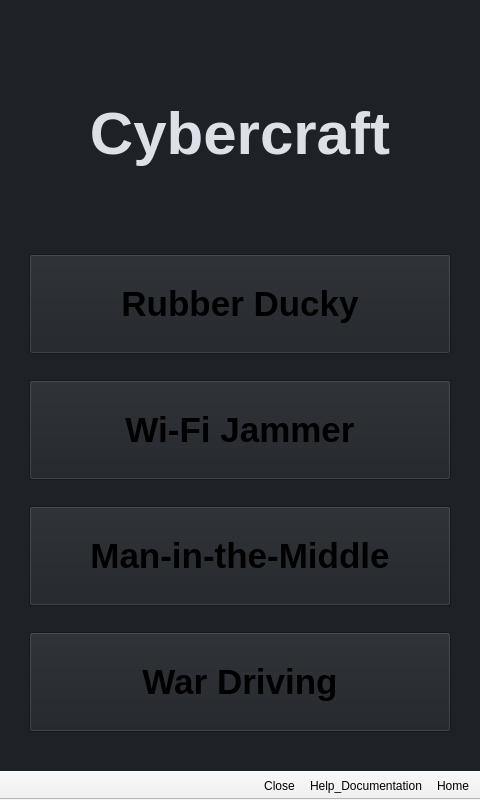
The window that Cybersecurity_Lesson/main_window.ui (GeekTech-mirror/qt-cybersecurity_lesson) describes before a commit, drawn with Qt 5.
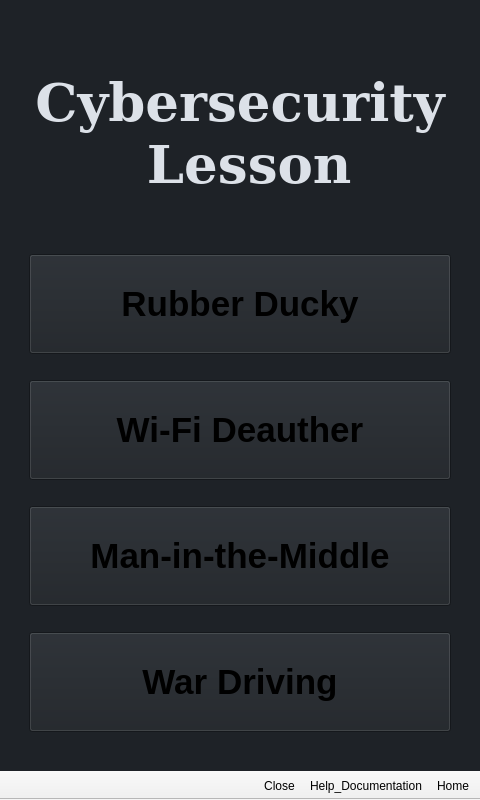
The same window after the commit. Icons and pictures are not drawn. Custom widgets are drawn as their Qt base class.

```diff
--- a/Cybersecurity_Lesson/main_window.ui
+++ b/Cybersecurity_Lesson/main_window.ui
@@ -60,24 +60,12 @@
           </property>
          </spacer>
         </item>
-        <item>
-         <spacer name="horizontalSpacer_7">
-          <property name="orientation">
-           <enum>Qt::Horizontal</enum>
-          </property>
-          <property name="sizeHint" stdset="0">
-           <size>
-            <width>40</width>
-            <height>20</height>
-           </size>
-          </property>
-         </spacer>
-        </item>
         <item>
          <widget class="QLabel" name="title">
           <property name="font">
            <font>
-            <pointsize>45</pointsize>
+            <family>DejaVu Serif</family>
+            <pointsize>40</pointsize>
             <bold>true</bold>
            </font>
           </property>
@@ -85,26 +73,14 @@
            <string notr="true">color: rgb(220, 225, 232);</string>
           </property>
           <property name="text">
-           <string>Cybercraft</string>
+           <string>Cybersecurity
+ Lesson</string>
           </property>
           <property name="alignment">
            <set>Qt::AlignCenter</set>
           </property>
          </widget>
         </item>
-        <item>
-         <spacer name="horizontalSpacer_4">
-          <property name="orientation">
-           <enum>Qt::Horizontal</enum>
-          </property>
-          <property name="sizeHint" stdset="0">
-           <size>
-            <width>40</width>
-            <height>20</height>
-           </size>
-          </property>
-         </spacer>
-        </item>
         <item>
          <spacer name="horizontalSpacer_5">
           <property name="orientation">
@@ -165,7 +141,7 @@
            </font>
           </property>
           <property name="text">
-           <string>Wi-Fi Jammer</string>
+           <string>Wi-Fi Deauther</string>
           </property>
          </widget>
         </item>
@@ -369,6 +345,12 @@
    <header>wardriving.h</header>
    <container>1</container>
   </customwidget>
+  <customwidget>
+   <class>Deauther</class>
+   <extends>QWidget</extends>
+   <header>deauther.h</header>
+   <container>1</container>
+  </customwidget>
  </customwidgets>
  <resources>
   <include location="icons.qrc"/>
```
Left out of the diff: 28 changed lines with no effect on the pictures.
